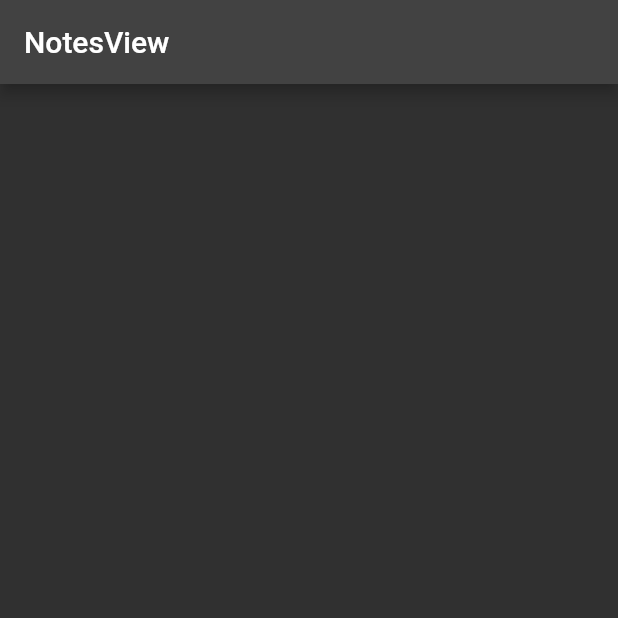
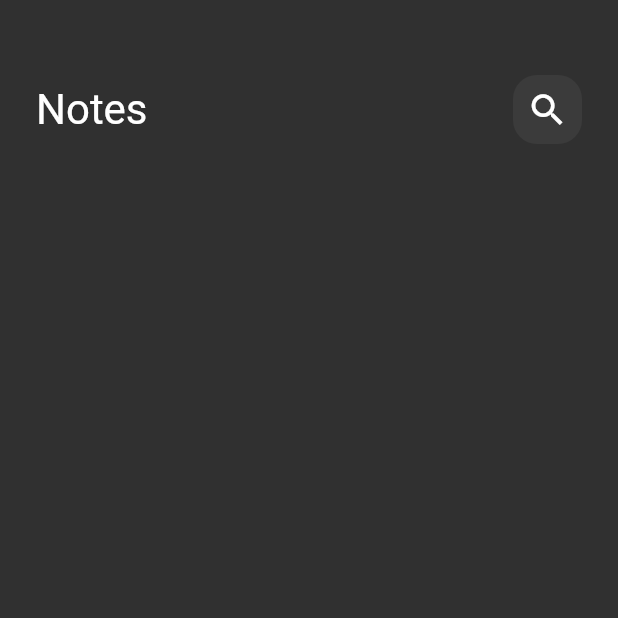
Before and after one commit to Ali1910/notesapp, a Flutter app: the screen it shows after launch, on a phone screen of 412 x 824 dp, the top half of it. Run offline on Flutter 3.47's test engine with Material 2 defaults, Android fonts, the phone set to English and light mode, and no system bars.

Commit message:
custom app bar

```diff
--- a/lib/views/Notes_view.dart
+++ b/lib/views/Notes_view.dart
@@ -1,16 +1,15 @@
 import 'package:flutter/material.dart';
 import 'package:flutter/src/widgets/container.dart';
 import 'package:flutter/src/widgets/framework.dart';
+import 'package:notesapp/views/widgets/NotesViewBody.dart';
 
 class NotesView extends StatelessWidget {
   const NotesView({super.key});
 
   @override
   Widget build(BuildContext context) {
-    return Scaffold(
-      appBar: AppBar(
-        title: const Text('NotesView'),
-      ),
+    return const Scaffold(
+      body: NotesViewBody(),
     );
   }
 }
--- /dev/null
+++ b/lib/views/widgets/CustomAppbar.dart
@@ -0,0 +1,24 @@
+import 'package:flutter/cupertino.dart';
+import 'package:flutter/src/widgets/container.dart';
+import 'package:flutter/src/widgets/framework.dart';
+import 'package:notesapp/views/widgets/Customicon.dart';
+
+class customappbar extends StatelessWidget {
+  const customappbar({super.key});
+
+  @override
+  Widget build(BuildContext context) {
+    return Row(
+      children: const [
+        Text(
+          'Notes',
+          style: TextStyle(
+            fontSize: 28,
+          ),
+        ),
+        Spacer(),
+        customsearchicon(),
+      ],
+    );
+  }
+}
--- /dev/null
+++ b/lib/views/widgets/NotesViewBody.dart
@@ -0,0 +1,23 @@
+import 'package:flutter/cupertino.dart';
+import 'package:flutter/src/widgets/container.dart';
+import 'package:flutter/src/widgets/framework.dart';
+import 'package:notesapp/views/widgets/CustomAppbar.dart';
+
+class NotesViewBody extends StatelessWidget {
+  const NotesViewBody({super.key});
+
+  @override
+  Widget build(BuildContext context) {
+    return Padding(
+      padding: const EdgeInsets.symmetric(horizontal: 24),
+      child: Column(
+        children: const [
+          SizedBox(
+            height: 50,
+          ),
+          customappbar(),
+        ],
+      ),
+    );
+  }
+}
```
